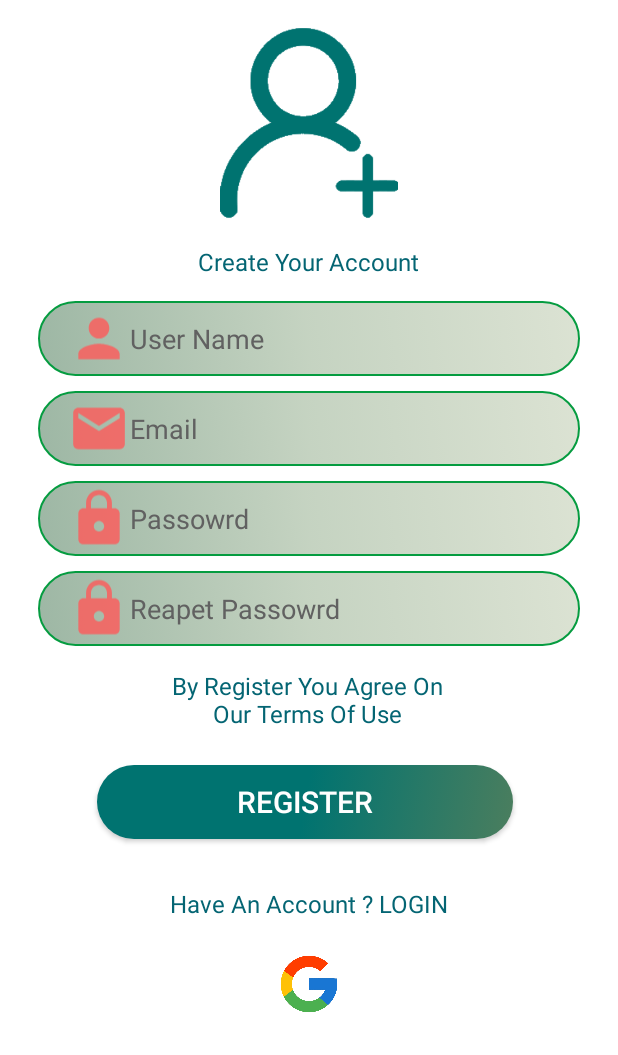
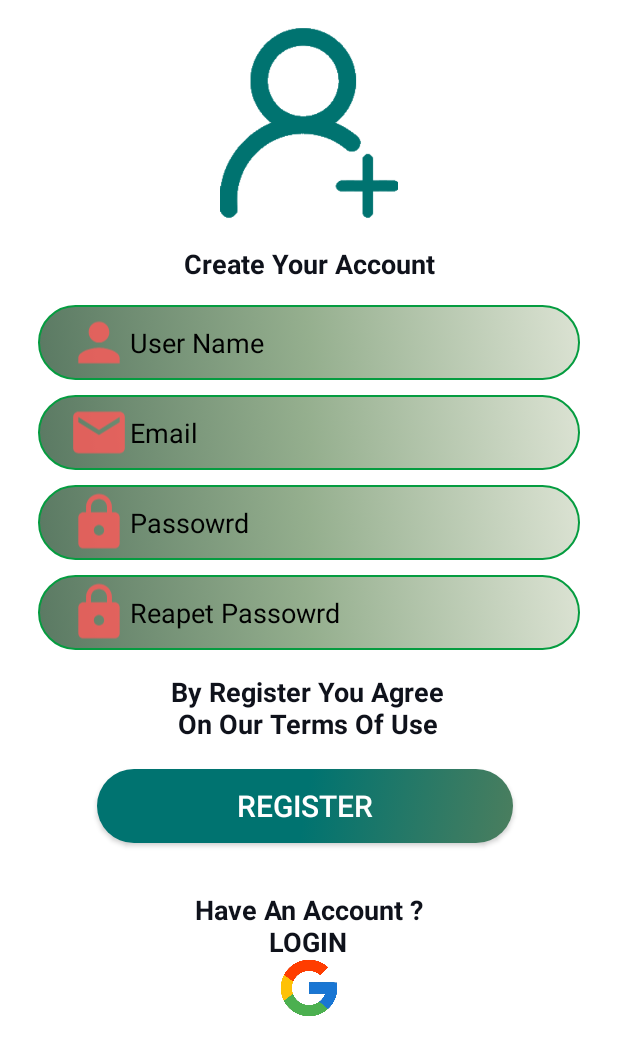
Before and after one commit to AliSalahElbadry/FoodPlannerAndroidApp, an Android app: the layout sign_up_layout.xml on its own in the app's theme, with its tools: preview values and no code run, on a phone screen of 412 x 824 dp. Shown: the top 1055 px of the screen. Run offline under Robolectric (Android 15) with nearby library versions, the phone set to English and light mode, and no system bars.

Commit message:
update fonts

```diff
--- a/app/src/main/res/drawable/corners_signup.xml
+++ b/app/src/main/res/drawable/corners_signup.xml
@@ -9,7 +9,7 @@
 
         </stroke>
 
-        <gradient android:startColor="#6508491A" android:centerColor="#4D3F6E33" android:endColor="#3E6D8A4A" android:angle="45" android:gradientRadius="2dp">
+        <gradient android:startColor="#A9063513" android:centerColor="#8D3F6E33" android:endColor="#3E6D8A4A" android:angle="45" android:gradientRadius="2dp">
 
         </gradient>
     </shape>
--- a/app/src/main/res/layout/sign_up_layout.xml
+++ b/app/src/main/res/layout/sign_up_layout.xml
@@ -43,7 +43,7 @@
             android:hint="@string/user_name"
             android:importantForAutofill="no"
             android:inputType="text"
-            android:textColorHint="#616161"
+            android:textColorHint="#000000"
             tools:ignore="DuplicateSpeakableTextCheck,TouchTargetSizeCheck,VisualLintTextFieldSize" />
 
     </LinearLayout>
@@ -83,7 +83,7 @@
             android:hint="@string/email"
             android:importantForAutofill="no"
             android:inputType="textEmailAddress"
-            android:textColorHint="#616161"
+            android:textColorHint="#000000"
             tools:ignore="DuplicateSpeakableTextCheck,TouchTargetSizeCheck,VisualLintTextFieldSize" />
 
     </LinearLayout>
@@ -123,7 +123,7 @@
             android:hint="@string/passowrd"
             android:importantForAutofill="no"
             android:inputType="textPassword"
-            android:textColorHint="#616161"
+            android:textColorHint="#000000"
             tools:ignore="DuplicateSpeakableTextCheck,TouchTargetSizeCheck,VisualLintTextFieldSize" />
 
     </LinearLayout>
@@ -163,7 +163,7 @@
             android:hint="@string/reapet_passowrd"
             android:importantForAutofill="no"
             android:inputType="textPassword"
-            android:textColorHint="#616161"
+            android:textColorHint="#000000"
             tools:ignore="DuplicateSpeakableTextCheck,TouchTargetSizeCheck,VisualLintTextFieldSize" />
 
     </LinearLayout>
@@ -189,8 +189,9 @@
         android:layout_height="wrap_content"
         android:layout_marginTop="16dp"
         android:text="@string/create_your_account"
-        android:textColor="#046573"
-        android:textSize="16sp"
+        android:textColor="#0F121B"
+        android:textSize="18sp"
+        android:textStyle="bold"
         app:layout_constraintEnd_toEndOf="parent"
         app:layout_constraintStart_toStartOf="parent"
         app:layout_constraintTop_toBottomOf="@+id/imageView6" />
@@ -202,8 +203,9 @@
         android:layout_marginTop="15dp"
         android:text="@string/terms"
         android:textAlignment="center"
-        android:textColor="#046573"
-        android:textSize="16sp"
+        android:textColor="#0F121B"
+        android:textSize="18sp"
+        android:textStyle="bold"
         app:layout_constraintEnd_toEndOf="parent"
         app:layout_constraintHorizontal_bias="0.497"
         app:layout_constraintStart_toStartOf="parent"
@@ -217,8 +219,9 @@
         android:layout_marginTop="32dp"
         android:text="@string/have_an_account"
         android:textAlignment="center"
-        android:textColor="#046573"
-        android:textSize="16sp"
+        android:textColor="#0F121B"
+        android:textSize="18sp"
+        android:textStyle="bold"
         app:layout_constraintEnd_toEndOf="parent"
         app:layout_constraintHorizontal_bias="0.497"
         app:layout_constraintStart_toStartOf="parent"
```
